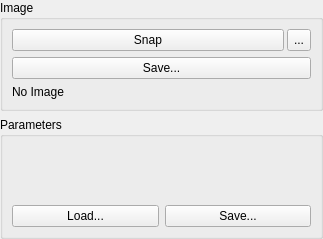
ImagingTools/AcfPublic, file AcfSln/Include/iqtcam/CBitmapSupplierGuiComp.ui: the form before one commit.
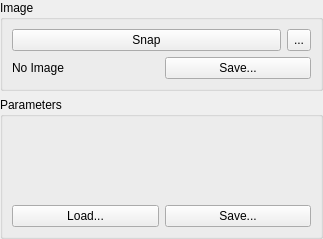
The form after the commit. Icons and pictures are not drawn.

Commit message: CBitmapSupplierGuiComp.ui optimized to take fewer place on the screen

The edit to the form file:
```diff
--- a/AcfSln/Include/iqtcam/CBitmapSupplierGuiComp.ui
+++ b/AcfSln/Include/iqtcam/CBitmapSupplierGuiComp.ui
@@ -31,16 +31,13 @@
      <layout class="QVBoxLayout" name="verticalLayout_3">
       <item>
        <layout class="QHBoxLayout">
-        <property name="spacing">
-         <number>3</number>
-        </property>
         <property name="margin">
          <number>0</number>
         </property>
         <item>
          <widget class="QPushButton" name="SnapImageButton">
           <property name="sizePolicy">
-           <sizepolicy hsizetype="Preferred" vsizetype="Fixed">
+           <sizepolicy hsizetype="Preferred" vsizetype="Preferred">
             <horstretch>0</horstretch>
             <verstretch>0</verstretch>
            </sizepolicy>
@@ -73,18 +70,7 @@
        </layout>
       </item>
       <item>
-       <widget class="QPushButton" name="SaveImageButton">
-        <property name="sizePolicy">
-         <sizepolicy hsizetype="Preferred" vsizetype="Fixed">
-          <horstretch>0</horstretch>
-          <verstretch>0</verstretch>
-         </sizepolicy>
-        </property>
-        <property name="text">
-         <string>Save...</string>
-        </property>
-       </widget>
-      </item>
+       <layout class="QHBoxLayout" name="horizontalLayout">
       <item>
        <widget class="QLabel" name="SizeLabel">
         <property name="text">
@@ -92,6 +78,19 @@
         </property>
        </widget>
       </item>
+        <item>
+         <widget class="QPushButton" name="SaveImageButton">
+          <property name="text">
+           <string>Save...</string>
+          </property>
+          <property name="icon">
+           <iconset resource="../../../Acf/Include/iqtgui/iqtgui.qrc">
+            <normaloff>:/Icons/Save.svg</normaloff>:/Icons/Save.svg</iconset>
+          </property>
+         </widget>
+        </item>
+       </layout>
+      </item>
      </layout>
     </widget>
    </item>
@@ -117,7 +116,7 @@
         </property>
         <layout class="QVBoxLayout">
          <property name="spacing">
-          <number>6</number>
+          <number>3</number>
          </property>
          <property name="margin">
           <number>0</number>
```
Left out of the diff: 11 changed lines with no effect on the pictures. Lines whose indentation alone changed are shown as unchanged.
